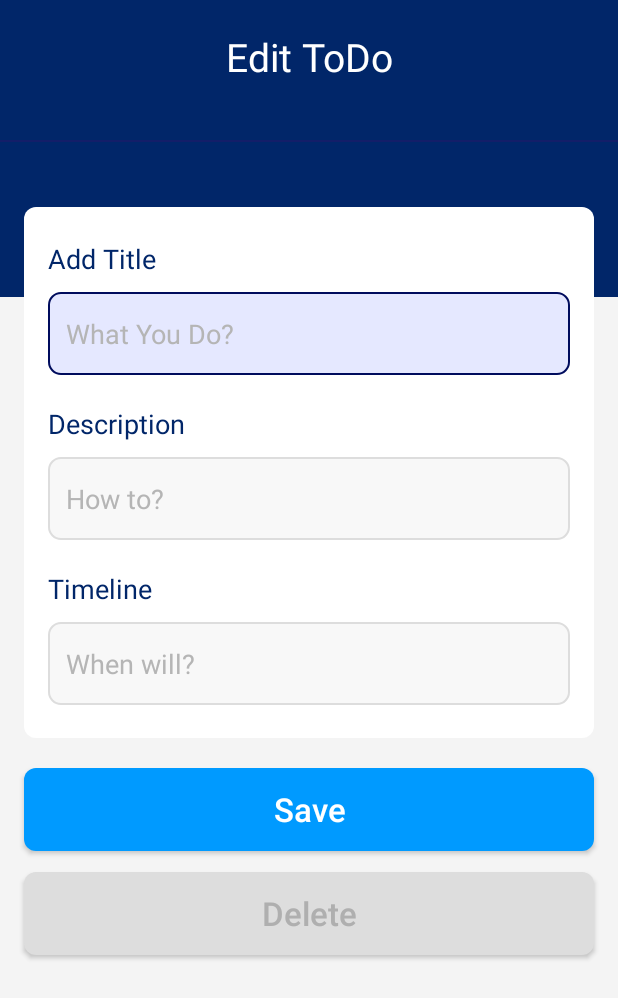
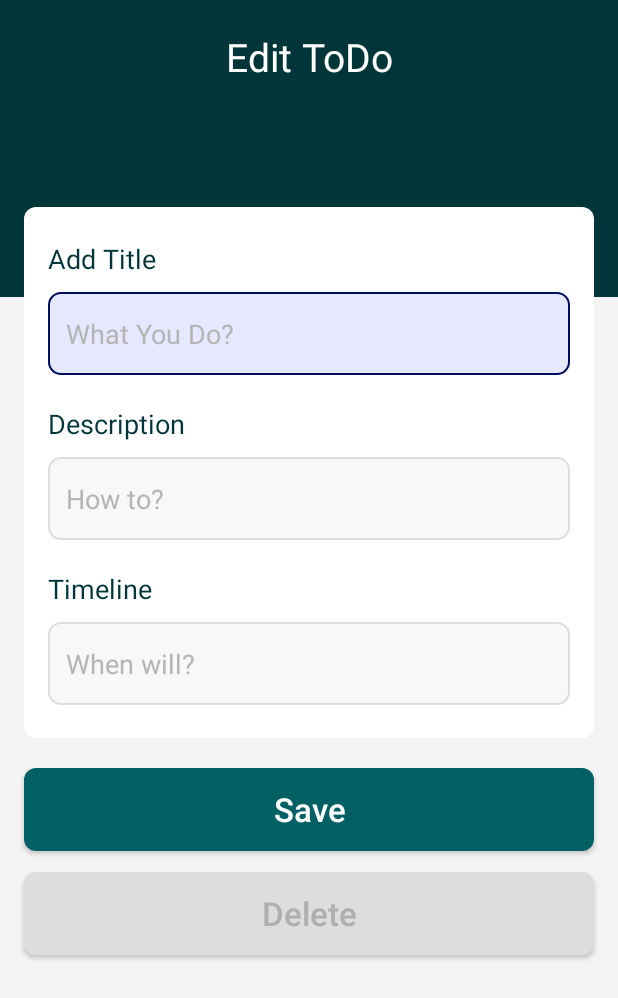
Before and after one commit to dbatsky/Team3_ToDo, an Android app: the EditToDoActivity screen opened directly, with no data from a screen before it, on a phone screen of 412 x 824 dp. Shown: the top 998 px of the screen. Run offline under Robolectric (Android 15) with nearby library versions, the phone set to English and light mode, and no system bars; our stand-ins replace Firebase (no records; nobody signed in at launch, a user with empty details on screens opened directly).

Commit message:
Color scheme changed. Shadow added

```diff
--- a/app/src/main/res/drawable/bgbtncreate.xml
+++ b/app/src/main/res/drawable/bgbtncreate.xml
@@ -2,7 +2,7 @@
 <shape xmlns:android="http://schemas.android.com/apk/res/android">
 
     <solid
-        android:color="#009AFF"
+        android:color="#006064"
         />
     <corners
         android:radius="8dp"
--- a/app/src/main/res/drawable/bgbutton.xml
+++ b/app/src/main/res/drawable/bgbutton.xml
@@ -2,7 +2,7 @@
 <shape xmlns:android="http://schemas.android.com/apk/res/android">
 
     <solid
-        android:color="#009AFF"
+        android:color="#006064"
         />
 
     <corners
--- a/app/src/main/res/layout/activity_edit_to_do.xml
+++ b/app/src/main/res/layout/activity_edit_to_do.xml
@@ -27,11 +27,6 @@
             android:layout_width="match_parent"
             android:layout_height="wrap_content" />
 
-        <View
-            android:layout_marginTop="20dp"
-            android:layout_width="match_parent"
-            android:background="#131E69"
-            android:layout_height="1dp" />
     </LinearLayout>
 
     <LinearLayout
--- a/app/src/main/res/layout/activity_main.xml
+++ b/app/src/main/res/layout/activity_main.xml
@@ -66,8 +66,6 @@
         android:id="@+id/todos"
         android:layout_width="match_parent"
         android:layout_marginTop="-60dp"
-        android:layout_marginRight="16dp"
-        android:layout_marginLeft="16dp"
         android:layout_height="wrap_content">
 
     </androidx.recyclerview.widget.RecyclerView>
--- a/app/src/main/res/layout/activity_new_to_do.xml
+++ b/app/src/main/res/layout/activity_new_to_do.xml
@@ -26,12 +26,6 @@
             android:layout_marginBottom="18dp"
             android:layout_width="match_parent"
             android:layout_height="wrap_content" />
-
-        <View
-            android:layout_marginTop="20dp"
-            android:layout_width="match_parent"
-            android:background="#131E69"
-            android:layout_height="1dp" />
 
     </LinearLayout>
 
--- a/app/src/main/res/values/colors.xml
+++ b/app/src/main/res/values/colors.xml
@@ -1,6 +1,6 @@
 <?xml version="1.0" encoding="utf-8"?>
 <resources>
     <color name="colorPrimary">#008577</color>
-    <color name="colorPrimaryDark">#012669</color>
+    <color name="colorPrimaryDark">#00363a</color>
     <color name="colorAccent">#D81B60</color>
 </resources>
```
Also changed, not shown: app/src/main/res/layout/item_todo.xml (+15 -12 lines).
